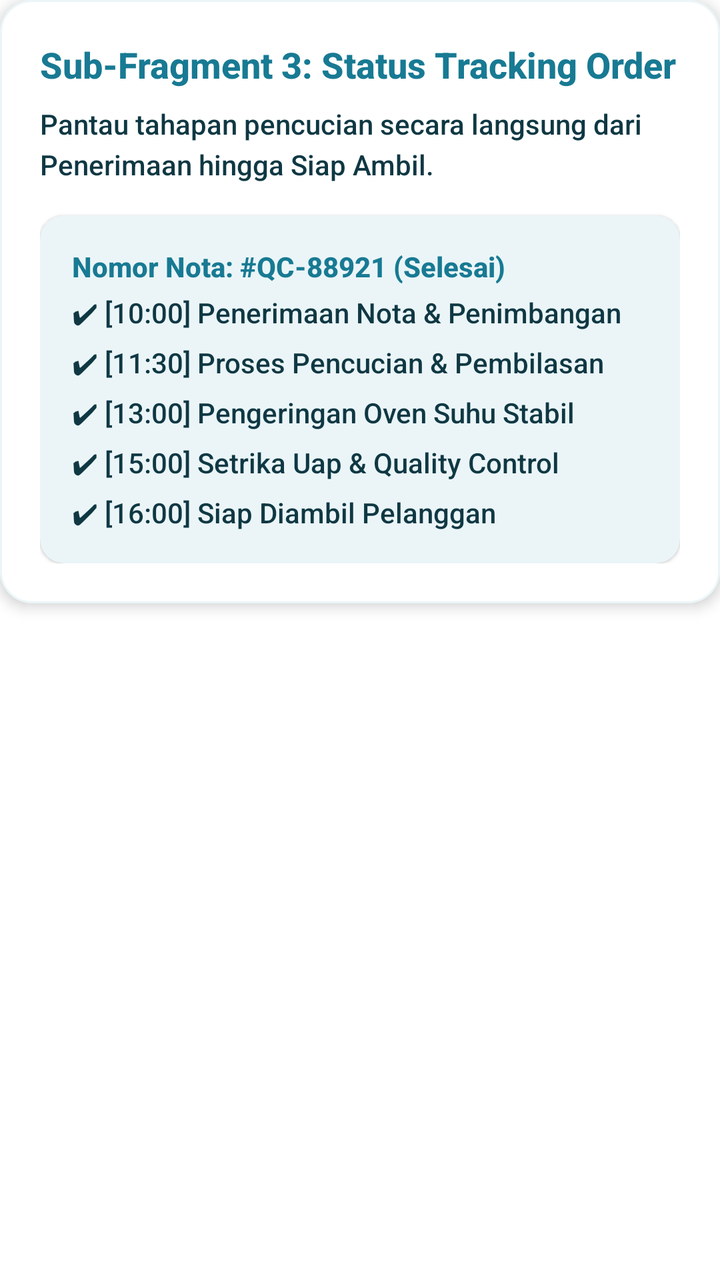
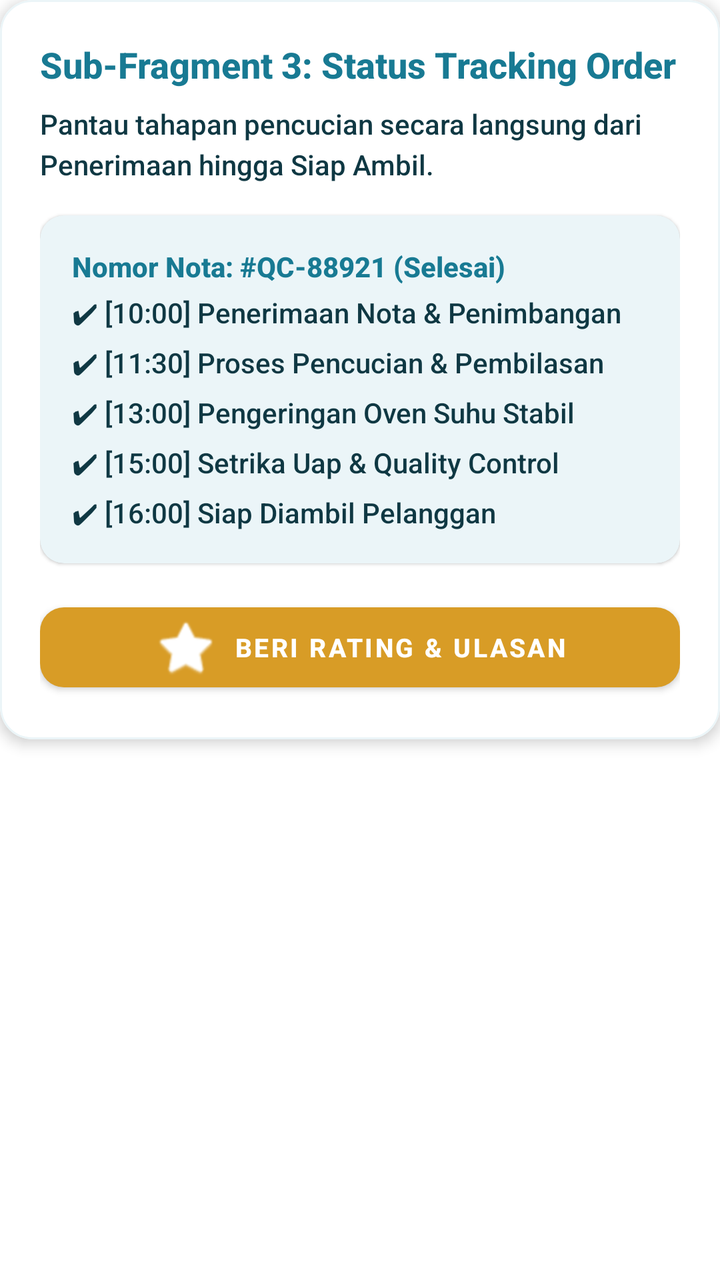

The first picture is an Android layout as it rendered before a commit; the second is the same layout after the commit. The layout source and the unified diff follow.
<!-- AndroidManifest.xml: application theme Theme.MlkPocari -->
<!-- res/layout/fragment_sub_tracking.xml -->
<?xml version="1.0" encoding="utf-8"?>
<LinearLayout xmlns:android="http://schemas.android.com/apk/res/android"
    xmlns:app="http://schemas.android.com/apk/res-auto"
    android:layout_width="match_parent"
    android:layout_height="wrap_content"
    android:orientation="vertical">

    <com.google.android.material.card.MaterialCardView
        android:layout_width="match_parent"
        android:layout_height="wrap_content"
        app:cardCornerRadius="16dp"
        app:cardElevation="4dp"
        app:cardBackgroundColor="@color/white"
        app:strokeColor="@color/qcuci_teal_light"
        app:strokeWidth="1dp">

        <LinearLayout
            android:layout_width="match_parent"
            android:layout_height="wrap_content"
            android:orientation="vertical"
            android:padding="20dp">

            <TextView
                android:layout_width="wrap_content"
                android:layout_height="wrap_content"
                android:text="@string/sub_tracking_title"
                android:textColor="@color/qcuci_teal_primary"
                android:textSize="18sp"
                android:fontFamily="sans-serif-black"
                android:textStyle="bold"
                android:layout_marginBottom="8dp" />

            <TextView
                android:layout_width="match_parent"
                android:layout_height="wrap_content"
                android:text="@string/sub_tracking_desc"
                android:textColor="@color/qcuci_text_dark"
                android:textSize="14sp"
                android:lineSpacingExtra="4dp"
                android:layout_marginBottom="16dp" />

            <com.google.android.material.card.MaterialCardView
                android:layout_width="match_parent"
                android:layout_height="wrap_content"
                app:cardCornerRadius="12dp"
                app:cardBackgroundColor="@color/qcuci_teal_light">

                <LinearLayout
                    android:layout_width="match_parent"
                    android:layout_height="wrap_content"
                    android:orientation="vertical"
                    android:padding="16dp">

                    <TextView
                        android:layout_width="wrap_content"
                        android:layout_height="wrap_content"
                        android:text="@string/tracking_order_id"
                        android:textColor="@color/qcuci_teal_primary"
                        android:textSize="14sp"
                        android:textStyle="bold" />

                    <TextView
                        android:layout_width="wrap_content"
                        android:layout_height="wrap_content"
                        android:text="@string/tracking_timeline"
                        android:textColor="@color/qcuci_text_dark"
                        android:textSize="14sp"
                        android:lineSpacingExtra="6dp"
                        android:layout_marginTop="4dp" />

                </LinearLayout>

            </com.google.android.material.card.MaterialCardView>

        </LinearLayout>

    </com.google.android.material.card.MaterialCardView>

</LinearLayout>
<!-- resources referenced by this layout -->
<resources>
  <color name="qcuci_teal_light">#EBF5F8</color>
  <color name="qcuci_teal_primary">#187A93</color>
  <color name="qcuci_text_dark">#0F3843</color>
  <color name="white">#FFFFFF</color>
  <string name="sub_tracking_desc">Pantau tahapan pencucian secara langsung dari Penerimaan hingga Siap Ambil.</string>
  <string name="sub_tracking_title">Sub-Fragment 3: Status Tracking Order</string>
  <string name="tracking_order_id">Nomor Nota: #QC-88921 (Selesai)</string>
  <string name="tracking_timeline">✔ [10:00] Penerimaan Nota &amp; Penimbangan\n✔ [11:30] Proses Pencucian &amp; Pembilasan\n✔ [13:00] Pengeringan Oven Suhu Stabil\n✔ [15:00] Setrika Uap &amp; Quality Control\n✔ [16:00] Siap Diambil Pelanggan</string>
  <style name="Theme.MlkPocari" parent="Theme.MaterialComponents.DayNight.NoActionBar">
          
          <item name="colorPrimary">@color/qcuci_teal_primary</item>
          <item name="colorPrimaryVariant">@color/qcuci_teal_dark</item>
          <item name="colorOnPrimary">@color/white</item>
          
          <item name="colorSecondary">@color/qcuci_gold</item>
          <item name="colorSecondaryVariant">@color/qcuci_gold_dark</item>
          <item name="colorOnSecondary">@color/white</item>
  
          
          <item name="android:statusBarColor">@color/qcuci_teal_dark</item>
          <item name="android:windowLightStatusBar">false</item>
          <item name="android:navigationBarColor">@color/qcuci_teal_dark</item>
  
          
          <item name="fontFamily">sans-serif-medium</item>
          <item name="android:fontFamily">sans-serif-medium</item>
      </style>
  <color name="qcuci_teal_dark">#11596C</color>
  <color name="qcuci_gold">#D89C26</color>
  <color name="qcuci_gold_dark">#B57F18</color>
</resources>

<!-- the commit's change to res/layout/fragment_sub_tracking.xml (unified diff, before → after) -->
@@ -43,7 +43,8 @@
                 android:layout_width="match_parent"
                 android:layout_height="wrap_content"
                 app:cardCornerRadius="12dp"
-                app:cardBackgroundColor="@color/qcuci_teal_light">
+                app:cardBackgroundColor="@color/qcuci_teal_light"
+                android:layout_marginBottom="16dp">
 
                 <LinearLayout
                     android:layout_width="match_parent"
@@ -72,6 +73,21 @@
 
             </com.google.android.material.card.MaterialCardView>
 
+            <com.google.android.material.button.MaterialButton
+                android:id="@+id/btnTrackingRating"
+                android:layout_width="match_parent"
+                android:layout_height="52dp"
+                android:text="@string/btn_rating"
+                android:textColor="@color/white"
+                android:textSize="13sp"
+                android:textStyle="bold"
+                app:cornerRadius="12dp"
+                app:backgroundTint="@color/qcuci_gold"
+                app:icon="@android:drawable/btn_star_big_on"
+                app:iconGravity="textStart"
+                app:iconPadding="8dp"
+                app:iconTint="@color/white" />
+
         </LinearLayout>
 
     </com.google.android.material.card.MaterialCardView>
<!-- resource entries referenced after the edit -->
@@ -4,6 +4,7 @@
   <color name="qcuci_teal_primary">#187A93</color>
   <color name="qcuci_text_dark">#0F3843</color>
   <color name="white">#FFFFFF</color>
+  <string name="btn_rating">BERI RATING &amp; ULASAN</string>
   <string name="sub_tracking_desc">Pantau tahapan pencucian secara langsung dari Penerimaan hingga Siap Ambil.</string>
   <string name="sub_tracking_title">Sub-Fragment 3: Status Tracking Order</string>
   <string name="tracking_order_id">Nomor Nota: #QC-88921 (Selesai)</string>
